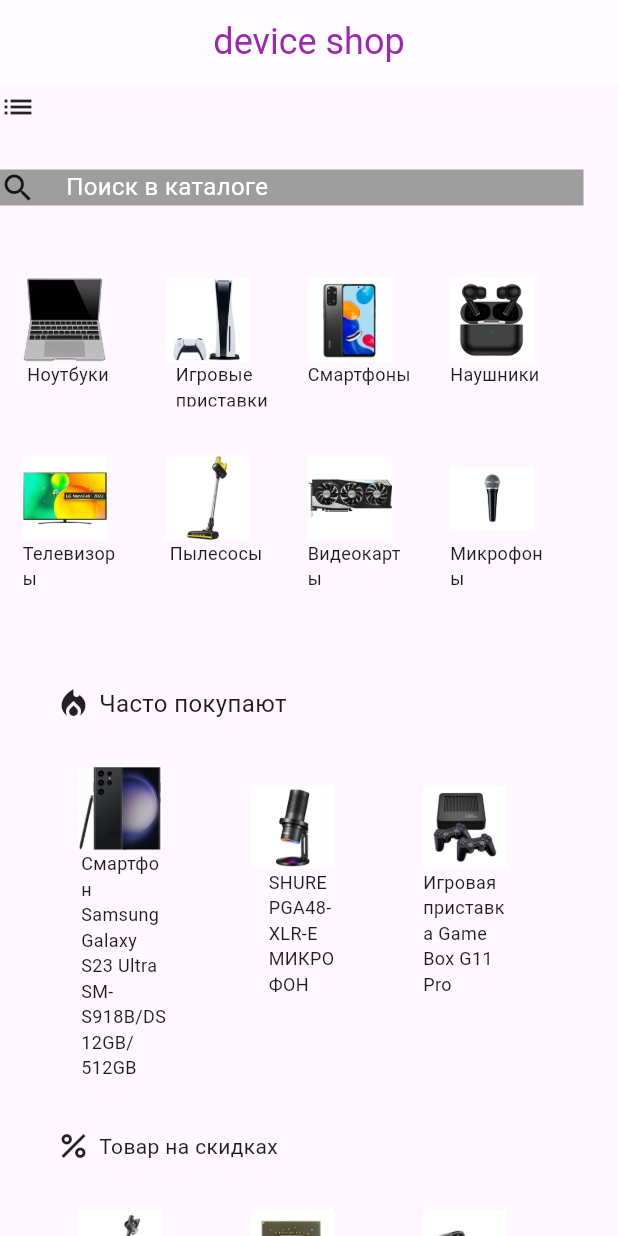
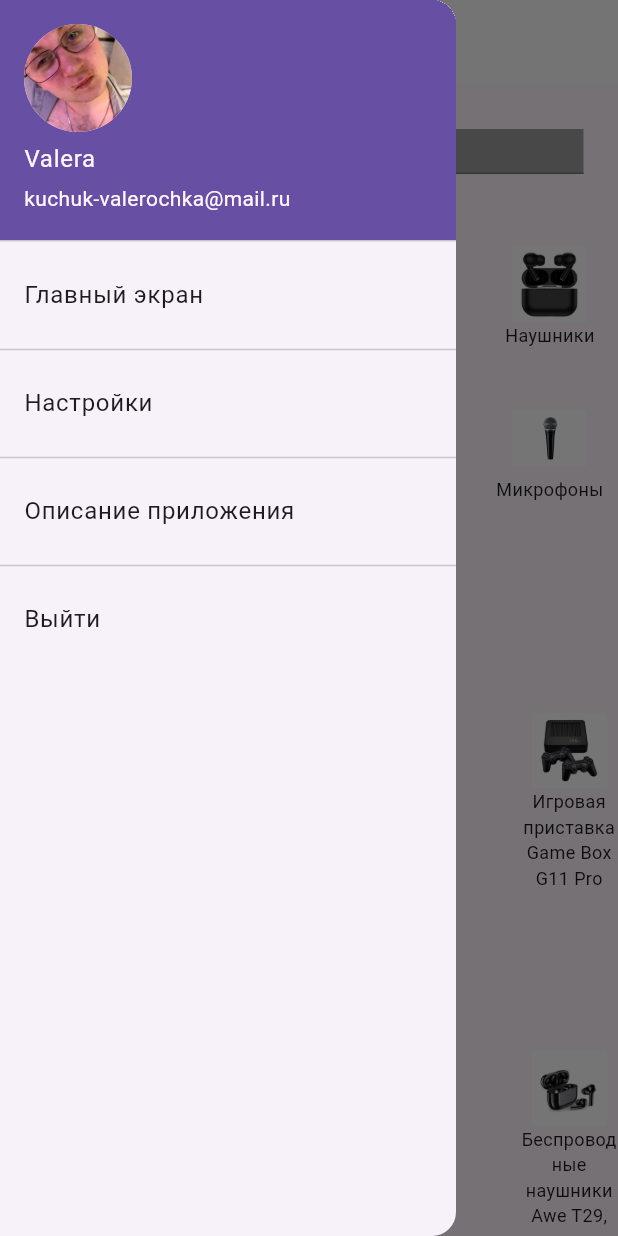
Before and after one commit to Mynameiswolf96/device_shop, a Flutter app: the screen it shows after launch, with the side drawer open (before the commit the screen has no drawer), on a phone screen of 412 x 824 dp. Run offline on Flutter 3.47's test engine with Material 3 defaults, Android fonts, the phone set to English and light mode, and no system bars.

Commit message:
Create the main catalog using GridView. Create other two catalogs with help List.generation.Moved all text fields into separate files.Also created drawer.

```diff
--- a/lib/device_shop.dart
+++ b/lib/device_shop.dart
@@ -1,40 +1,51 @@
+import 'package:device_shop/drawerMenu/drawer.dart';
+import 'package:device_shop/texts/app_images.dart';
+import 'package:device_shop/texts/app_text.dart';
 import 'package:flutter/material.dart';
 
-class DeviceShop extends StatefulWidget {
+class DeviceShop extends StatelessWidget {
   const DeviceShop({Key? key}) : super(key: key);
 
   @override
-  State<DeviceShop> createState() => _DeviceShop();
-}
-
-class _DeviceShop extends State<DeviceShop> {
-  @override
-  Widget build(BuildContext buildContext) {
+  Widget build(BuildContext context) {
     return SafeArea(
       child: Scaffold(
+        drawer: const MainDrawer(),
         appBar: AppBar(
           centerTitle: true,
           backgroundColor: Colors.white60,
           title: const Text(
-            'device shop',
+            AppText.nameOfApp,
             style: TextStyle(fontSize: 24, color: Colors.purple),
           ),
         ),
         body: ListView(
-          children: const [
-            IconList(),
-            SizedBox(
+          children: [
+            const SizedBox(
               height: 30,
             ),
-            searchString(),
-            SizedBox(
+            const searchString(),
+            const SizedBox(
               height: 48,
             ),
-            CatalogOfProducts(),
-            SizedBox(
+            Container(
+              height: 200,
+              width: 150,
+              child: const Expanded(child: CatalogOfProducts()),
+            ),
+            const SizedBox(
               height: 67,
             ),
-            OftenBuyCatalog(),
+            const OftenBuyRowWidget(),
+            const SizedBox(
+              height: 20,
+            ),
+            const OftenBuyCatalog(),
+            const DiscountRowWidget(),
+            const SizedBox(
+              height: 20,
+            ),
+            const DiscountCatalog(),
           ],
         ),
       ),
@@ -55,6 +66,51 @@
   }
 }
 
+class OftenBuyRowWidget extends StatelessWidget {
+  const OftenBuyRowWidget({super.key});
+  @override
+  Widget build(BuildContext context) {
+    return Row(
+      children: [
+        Container(
+          alignment: Alignment.centerLeft,
+          padding: const EdgeInsets.only(left: 5),
+          child: const Icon(Icons.local_fire_department),
+        ),
+        Container(
+          padding: const EdgeInsets.only(
+            left: 15,
+          ),
+          child: const Text(AppText.nameOfFrequentlyPurchasedCatalog),
+        ),
+      ],
+    );
+  }
+}
+
+class DiscountRowWidget extends StatelessWidget {
+  const DiscountRowWidget({super.key});
+
+  @override
+  Widget build(BuildContext context) {
+    return Row(
+      children: [
+        Container(
+          alignment: Alignment.centerLeft,
+          padding: const EdgeInsets.only(left: 5),
+          child: const Icon(Icons.percent),
+        ),
+        Container(
+          padding: const EdgeInsets.only(
+            left: 15,
+          ),
+          child: const Text(AppText.nameOfDiscountCatalog),
+        ),
+      ],
+    );
+  }
+}
+
 class searchString extends StatelessWidget {
   const searchString({super.key});
 
@@ -63,18 +119,20 @@
     return Row(
       children: [
         Container(
+          height: 30,
           color: Colors.grey,
           child: const Icon(Icons.search),
         ),
         Container(
           padding: const EdgeInsets.only(left: 20.0),
-          alignment: Alignment.topLeft,
+          alignment: Alignment.topCenter,
           width: 365,
-          height: 24,
+          height: 30,
           color: Colors.grey,
-          child: const Text(
-            'Поиск в каталоге',
-            style: TextStyle(fontSize: 16, color: Colors.white),
+          child: const TextField(
+            decoration: InputDecoration(
+              hintText: AppText.searchInCatalog,
+            ),
           ),
         ),
       ],
@@ -84,38 +142,36 @@
 
 class WidgetProduct extends StatelessWidget {
   final String nameOfProduct;
-  late final double padding;
-  late final String nameOfImage;
-  late final double widthOfContainer;
-  late final double heightOfContainer;
+  final String nameOfImage;
+  final double widthOfContainerText;
+  final double heightOfContainerText;
 
   WidgetProduct({
     super.key,
     required this.nameOfProduct,
-    required this.padding,
     required this.nameOfImage,
-    required this.heightOfContainer,
-    required this.widthOfContainer,
+    required this.heightOfContainerText,
+    required this.widthOfContainerText,
   });
 
   @override
   Widget build(BuildContext context) {
     return Container(
-      padding: const EdgeInsets.only(left: 15),
+      padding: const EdgeInsets.only(left: 10),
       child: Column(
-        crossAxisAlignment: CrossAxisAlignment.start,
+        crossAxisAlignment: CrossAxisAlignment.center,
         children: [
           Image.asset(
             nameOfImage,
-            height: 56,
-            width: 56,
+            height: 50.89,
+            width: 50,
           ),
           Container(
-            padding: EdgeInsets.only(left: padding),
-            height: heightOfContainer,
-            width: widthOfContainer,
+            height: heightOfContainerText,
+            width: widthOfContainerText,
             child: Text(
               nameOfProduct,
+              textAlign: TextAlign.center,
               style: const TextStyle(fontSize: 12),
             ),
           ),
@@ -130,109 +186,21 @@
 
   @override
   Widget build(BuildContext context) {
-    return Padding(
-      padding: const EdgeInsets.only(left: 37),
-      child: Column(
-        crossAxisAlignment: CrossAxisAlignment.start,
-        children: [
-          const Row(
-            children: [
-              Icon(Icons.local_fire_department),
-              SizedBox(
-                width: 5,
-              ),
-              Text(
-                'Часто покупают',
-                style: TextStyle(
-                  fontSize: 16,
-                ),
-              ),
-            ],
-          ),
-          const SizedBox(
-            height: 30,
-          ),
-          Row(
-            children: [
-              WidgetProduct(
-                heightOfContainer: 155,
-                widthOfContainer: 60,
-                nameOfProduct:
-                    'Смартфон Samsung Galaxy S23 Ultra SM-S918B/DS 12GB/512GB',
-                padding: 2,
-                nameOfImage: 'assets/imagesoften/phoneOften.jpg',
-              ),
-              const SizedBox(
-                width: 40,
-              ),
-              WidgetProduct(
-                heightOfContainer: 130,
-                widthOfContainer: 60,
-                nameOfProduct: 'SHURE PGA48-XLR-E МИКРОФОН',
-                padding: 12,
-                nameOfImage: 'assets/imagesoften/microphoneOften.jpg',
-              ),
-              const SizedBox(
-                width: 40,
-              ),
-              WidgetProduct(
-                heightOfContainer: 130,
-                widthOfContainer: 60,
-                nameOfProduct: 'Игровая приставка Game Box G11 Pro',
-                padding: 0,
-                nameOfImage: 'assets/imagesoften/playstationOften.jpg',
-              )
-            ],
-          ),
-          const SizedBox(
-            height: 30,
-          ),
-          const Row(
-            children: [
-              Icon(Icons.percent),
-              SizedBox(
-                width: 5,
-              ),
-              Text('Товар на скидках'),
-            ],
-          ),
-          const SizedBox(
-            height: 30,
-          ),
-          Row(
-            children: [
-              WidgetProduct(
-                heightOfContainer: 130,
-                widthOfContainer: 60,
-                nameOfProduct: 'Пылесос бытовой NORMANN AVC-516 ',
-                padding: 3,
-                nameOfImage:
-                    'assets/imagesdiscounts/vacuumcleanerDiscounts.jpg',
-              ),
-              const SizedBox(
-                width: 40,
-              ),
-              WidgetProduct(
-                heightOfContainer: 130,
-                widthOfContainer: 60,
-                nameOfProduct: 'NVIDIA GM107-400-A2 GTX750TI RB',
-                padding: 3,
-                nameOfImage: 'assets/imagesdiscounts/videocardDiscounts.jpg',
-              ),
-              const SizedBox(
-                width: 40,
-              ),
-              WidgetProduct(
-                heightOfContainer: 130,
-                widthOfContainer: 60,
-                nameOfProduct: 'Беспроводные наушники Awei T29, черные',
-                padding: 0,
-                nameOfImage: 'assets/imagesdiscounts/headphonesDiscounts.jpg',
-              ),
-            ],
-          ),
-        ],
-      ),
+    return Row(
+      mainAxisAlignment: MainAxisAlignment.spaceBetween,
+      children: listOFWidgetProductOftenBuy,
+    );
+  }
+}
+
+class DiscountCatalog extends StatelessWidget {
+  const DiscountCatalog({super.key});
+
+  @override
+  Widget build(BuildContext context) {
+    return Row(
+      mainAxisAlignment: MainAxisAlignment.spaceBetween,
+      children: listOFWidgetOfDiscountProduct,
     );
   }
 }
@@ -242,94 +210,38 @@
 
   @override
   Widget build(BuildContext context) {
-    return Column(
-      children: [
-        Row(
-          children: [
-            WidgetProduct(
-              heightOfContainer: 30,
-              widthOfContainer: 70,
-              nameOfProduct: 'Ноутбуки',
-              padding: 3,
-              nameOfImage: 'assets/imagesmain/laptopMain.png',
-            ),
-            const SizedBox(
-              width: 10,
-            ),
-            WidgetProduct(
-              heightOfContainer: 30,
-              widthOfContainer: 70,
-              nameOfProduct: 'Игровые приставки',
-              padding: 7,
-              nameOfImage: 'assets/imagesmain/playstationMain.jpg',
-            ),
-            const SizedBox(
-              width: 10,
-            ),
-            WidgetProduct(
-              heightOfContainer: 30,
-              widthOfContainer:70,
-              nameOfProduct: 'Смартфоны',
-              padding: 0,
-              nameOfImage: 'assets/imagesmain/phoneMain.jpg',
-            ),
-            const SizedBox(
-              width: 10,
-            ),
-            WidgetProduct(
-              heightOfContainer: 30,
-              widthOfContainer: 70,
-              nameOfProduct: 'Наушники',
-              padding: 0,
-              nameOfImage: 'assets/imagesmain/headphonesMain.jpg',
-            ),
-          ],
-        ),
-        const SizedBox(
-          height: 33,
-        ),
-        Row(
-          children: [
-            WidgetProduct(
-              heightOfContainer: 30,
-              widthOfContainer: 70,
-              nameOfProduct: 'Телевизоры',
-              padding: 0,
-              nameOfImage: 'assets/imagesmain/TVMain.jpg',
-            ),
-            const SizedBox(
-              width: 10,
-            ),
-            WidgetProduct(
-              heightOfContainer: 30,
-              widthOfContainer: 70,
-              nameOfProduct: 'Пылесосы',
-              padding: 3,
-              nameOfImage: 'assets/imagesmain/vacuumcleanerMain.jpg',
-            ),
-            const SizedBox(
-              width: 10,
-            ),
-            WidgetProduct(
-              heightOfContainer: 30,
-              widthOfContainer: 70,
-              nameOfProduct: 'Видеокарты',
-              padding: 0,
-              nameOfImage: 'assets/imagesmain/videocardMain.jpg',
-            ),
-            const SizedBox(
-              width: 10,
-            ),
-            WidgetProduct(
-              heightOfContainer: 30,
-              widthOfContainer: 70,
-              nameOfProduct: 'Микрофоны',
-              padding: 0,
-              nameOfImage: 'assets/imagesmain/micMain.jpg',
-            ),
-          ],
-        ),
-      ],
+    return GridView.builder(
+      gridDelegate: const SliverGridDelegateWithFixedCrossAxisCount(
+        crossAxisCount: 4,
+        mainAxisSpacing: 2, // Отступы по оси X
+        crossAxisSpacing: 3, // Отступы по оси Y
+      ),
+      itemCount: 8,
+      itemBuilder: (BuildContext context, int index) {
+        return WidgetProduct(
+          nameOfProduct: AppText.listOfNameProductChapter[index],
+          nameOfImage: AppImages.listOfImagesNameMain[index],
+          heightOfContainerText: 28,
+          widthOfContainerText: 90,
+        );
+      },
     );
   }
 }
+
+List<Widget> listOFWidgetProductOftenBuy = List.generate(
+  3,
+  (index) => WidgetProduct(
+      nameOfProduct: AppText.listOfNameFrequentlyPurchased[index],
+      nameOfImage: AppImages.listOFImagesNameOften[index],
+      heightOfContainerText: 130,
+      widthOfContainerText: 65),
+);
+List<Widget> listOFWidgetOfDiscountProduct = List.generate(
+  3,
+  (index) => WidgetProduct(
+      nameOfProduct: AppText.listOfNameOfDiscount[index],
+      nameOfImage: AppImages.listOfImagesDiscountsMain[index],
+      heightOfContainerText: 130,
+      widthOfContainerText: 65),
+);
--- /dev/null
+++ b/lib/drawerMenu/drawer.dart
@@ -0,0 +1,42 @@
+import 'package:device_shop/texts/app_text.dart';
+import 'package:flutter/material.dart';
+
+class MainDrawer extends StatefulWidget {
+  const MainDrawer({super.key});
+
+  @override
+  State<MainDrawer> createState() => _MainDrawerState();
+}
+
+class _MainDrawerState extends State<MainDrawer> {
+  @override
+  Widget build(BuildContext context) {
+    return Drawer(
+        child: ListView(
+      children: const [
+        UserAccountsDrawerHeader(
+          accountName: Text(AppText.accountName),
+          accountEmail: Text(AppText.accountEmail),
+          currentAccountPicture: CircleAvatar(
+            backgroundImage: AssetImage('assets/avatar/avatar.jpg'),
+          ),
+        ),
+        ListTile(
+          title: Text(AppText.firstItemInDrawer),
+        ),
+        Divider(),
+        ListTile(
+          title: Text(AppText.secondItemInDrawer),
+        ),
+        Divider(),
+        ListTile(
+          title: Text(AppText.thirstItemInDrawer),
+        ),
+        Divider(),
+        ListTile(
+          title: Text(AppText.fourItemInDrawer),
+        ),
+      ],
+    ));
+  }
+}
--- /dev/null
+++ b/lib/texts/app_images.dart
@@ -0,0 +1,50 @@
+class AppImages {
+  static const String lapTopMainImage = 'assets/imagesmain/laptopMain.png';
+  static const String playstationMainImage =
+      'assets/imagesmain/playstationMain.jpg';
+  static const String phoneMainImage = 'assets/imagesmain/phoneMain.jpg';
+  static const String headphonesMainImage =
+      'assets/imagesmain/headphonesMain.jpg';
+  static const String tVMainImage = 'assets/imagesmain/TVMain.jpg';
+  static const String vacuumCleanerMainImage =
+      'assets/imagesmain/vacuumcleanerMain.jpg';
+  static const String videocardMainImage =
+      'assets/imagesmain/videocardMain.jpg';
+  static const String micMainImage = 'assets/imagesmain/micMain.jpg';
+
+  static const String phoneOftenImages = 'assets/imagesoften/phoneOften.jpg';
+  static const String microphoneOftenImages =
+      'assets/imagesoften/microphoneOften.jpg';
+  static const String playstationOftenImages =
+      'assets/imagesoften/playstationOften.jpg';
+
+  static const String vacuumCleanerDiscountImages =
+      'assets/imagesdiscounts/vacuumcleanerDiscounts.jpg';
+  static const String videoCardDiscountImages =
+      'assets/imagesdiscounts/videocardDiscounts.jpg';
+  static const String headphonesDiscountImages =
+      'assets/imagesdiscounts/headphonesDiscounts.jpg';
+
+  static const List<String> listOfImagesNameMain = [
+    lapTopMainImage,
+    playstationMainImage,
+    phoneMainImage,
+    headphonesMainImage,
+    tVMainImage,
+    vacuumCleanerMainImage,
+    videocardMainImage,
+    micMainImage
+  ];
+
+  static const List<String> listOFImagesNameOften = [
+    phoneOftenImages,
+    microphoneOftenImages,
+    playstationOftenImages
+  ];
+
+  static const List<String> listOfImagesDiscountsMain = [
+    vacuumCleanerDiscountImages,
+    videoCardDiscountImages,
+    headphonesDiscountImages
+  ];
+}
--- /dev/null
+++ b/lib/texts/app_text.dart
@@ -0,0 +1,59 @@
+class AppText {
+  static const String nameOfApp = 'device shop';
+
+  static const String searchInCatalog = 'Поиск в каталоге';
+
+  static const String nameOfLaptopChapter = 'Ноутбуки';
+  static const String nameOfPlaystationChapter = 'Игровые приставки';
+  static const String nameOfSmartphoneChapter = 'Смартфоны';
+  static const String nameOfHeadphoneChapter = 'Наушники';
+  static const String nameOfTVChapter = 'Телевизоры';
+  static const String nameOfVacuumCleanerChapter = 'Пылесосы';
+  static const String nameOfVideoCardChapter = 'Видеокарты';
+  static const String nameOfMicrophoneChapter = 'Микрофоны';
+
+  static const String nameOfFrequentlyPurchasedCatalog = 'Часто покупают';
+  static const String frequentlyPurchasedPhoneName =
+      'Смартфон Samsung Galaxy S23 Ultra SM-S918B/DS 12GB/512GB';
+  static const String frequentlyPurchasedHeadPhoneName =
+      'SHARE PGA48-XLR-E МИКРОФОН';
+  static const String frequentlyPurchasePlaystationName =
+      'Игровая приставка Game Box G11 Pro';
+
+  static const String nameOfDiscountCatalog = 'Товар на скидках';
+  static const String vacuumCleanerNameOnDiscount =
+      'Пылесос бытовой NORMANN AVC-516';
+  static const String videoCardNameOnDiscount =
+      'NVIDIA GM107-400-A2 GTX750TI RB';
+  static const String headphonesNameOnDiscount =
+      'Беспроводные наушники Awe T29, черные';
+
+  static const String accountName = 'Valera';
+  static const String accountEmail = 'kuchuk-valerochka@mail.ru';
+  static const String firstItemInDrawer = 'Главный экран';
+  static const String secondItemInDrawer = 'Настройки';
+  static const String thirstItemInDrawer = 'Описание приложения';
+  static const String fourItemInDrawer = 'Выйти';
+  static const List<String> listOfNameProductChapter = [
+    nameOfLaptopChapter,
+    nameOfPlaystationChapter,
+    nameOfSmartphoneChapter,
+    nameOfHeadphoneChapter,
+    nameOfTVChapter,
+    nameOfVacuumCleanerChapter,
+    nameOfVideoCardChapter,
+    nameOfMicrophoneChapter,
+  ];
+
+  static const List<String> listOfNameFrequentlyPurchased = [
+    frequentlyPurchasedPhoneName,
+    frequentlyPurchasedHeadPhoneName,
+    frequentlyPurchasePlaystationName,
+  ];
+
+  static const List<String> listOfNameOfDiscount = [
+    vacuumCleanerNameOnDiscount,
+    videoCardNameOnDiscount,
+    headphonesNameOnDiscount,
+  ];
+}
--- a/pubspec.yaml
+++ b/pubspec.yaml
@@ -63,6 +63,7 @@
     - assets/imagesdiscounts/
     - assets/imagesmain/
     - assets/imagesoften/
+    - assets/avatar/
 
 
   #   - images/a_dot_burr.jpeg
```
Also changed, not shown: assets/avatar/avatar.jpg (added).
